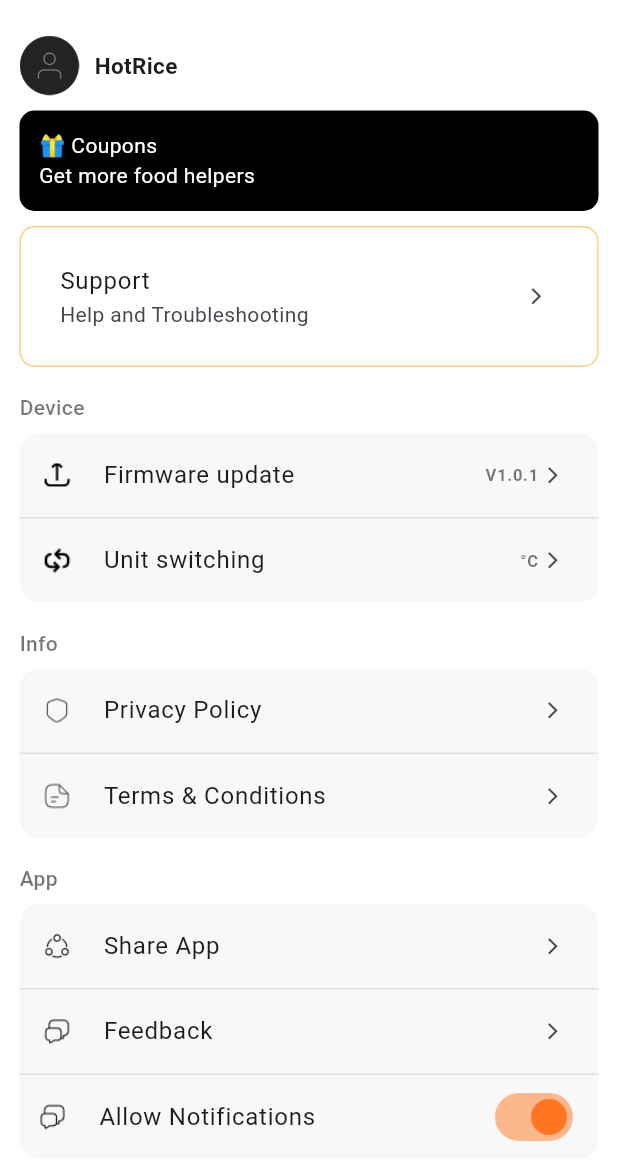
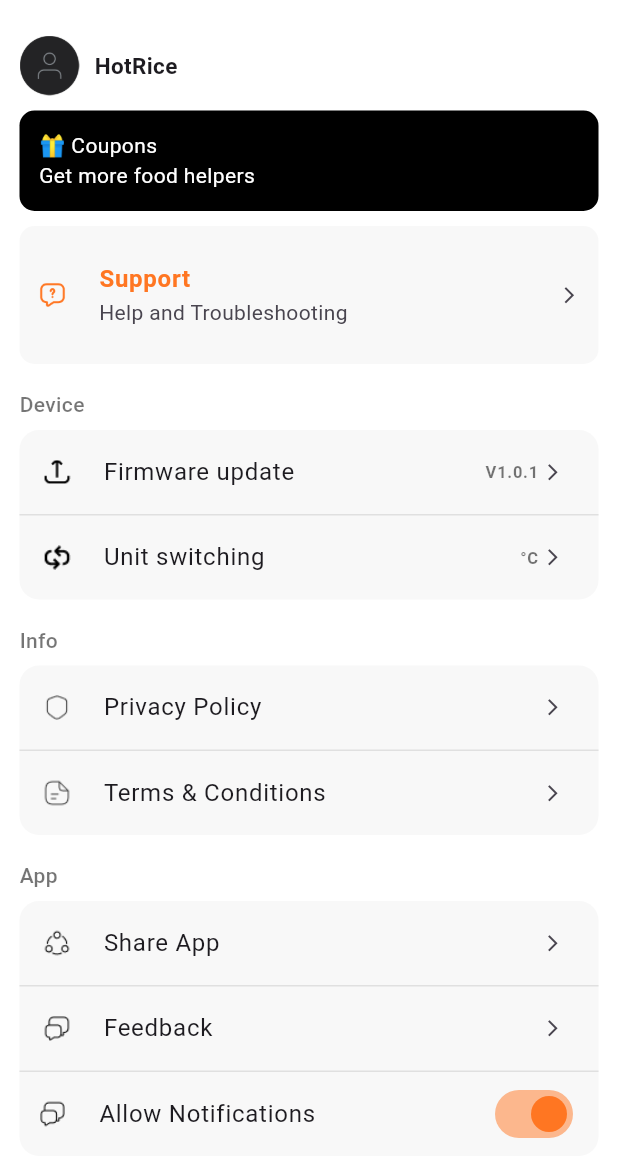
Before and after one commit to WJoinGitHub/Boxd_flutter, a Flutter app: the SettingsPage screen opened directly, on a phone screen of 412 x 824 dp, the part 68-1236 px from its top. Run offline on Flutter 3.47's test engine with Material 3 defaults, Android fonts, the phone set to English and light mode, and no system bars; our stand-ins replace device_info_plus, flutter_blue_plus, google_sign_in, location, permission_handler, shared_preferences and 2 more; missing offline and left inert: device_calendar, flutter_facebook_auth; accounts and stored records are empty; network calls fail.

Commit message:
设置support ui

```diff
--- a/lib/gen/assets.gen.dart
+++ b/lib/gen/assets.gen.dart
@@ -202,6 +202,9 @@ class $AssetsSettingImagesGen {
   /// File path: assets/setting/images/privacy_policy_setting.png
   AssetGenImage get privacyPolicySetting => const AssetGenImage('assets/setting/images/privacy_policy_setting.png');
 
+  /// File path: assets/setting/images/set_support.png
+  AssetGenImage get setSupport => const AssetGenImage('assets/setting/images/set_support.png');
+
   /// File path: assets/setting/images/share_setting.png
   AssetGenImage get shareSetting => const AssetGenImage('assets/setting/images/share_setting.png');
 
@@ -217,6 +220,7 @@ class $AssetsSettingImagesGen {
         feedbackSetting,
         notiSetting,
         privacyPolicySetting,
+        setSupport,
         shareSetting,
         temperatureUnitSetting,
         termsSetting
--- a/lib/pages/setting/setting_page.dart
+++ b/lib/pages/setting/setting_page.dart
@@ -193,15 +193,20 @@ class _SettingsPageState extends State<SettingsPage> {
       );
 
   Widget _buildSupportTile() => Container(
-        padding: const EdgeInsets.all(10),
         decoration: BoxDecoration(
-          border: Border.all(color: Colors.orange.shade200),
+          color: const Color(0xFFE8E8E8).withOpacity(0.3),
           borderRadius: BorderRadius.circular(10),
         ),
-        child: const ListTile(
-          title: Text('Support'),
-          subtitle: Text('Help and Troubleshooting'),
-          trailing: Icon(Icons.arrow_forward_ios, size: 13),
+        child: ListTile(
+          contentPadding: const EdgeInsets.symmetric(horizontal: 13, vertical: 10),
+          leading: Assets.setting.images.setSupport.image(
+            width: 18,
+            height: 18,
+            fit: BoxFit.contain,
+          ),
+          title: Text('Support', style: TextStyle(color: AppColors.orange, fontWeight: FontWeight.w700)),
+          subtitle: const Text('Help and Troubleshooting'),
+          trailing: const Icon(Icons.arrow_forward_ios, size: 13),
         ),
       );
 
```
Also changed, not shown: assets/setting/images/2.0x/set_support.png (added), assets/setting/images/3.0x/set_support.png (added), assets/setting/images/set_support.png (added).
